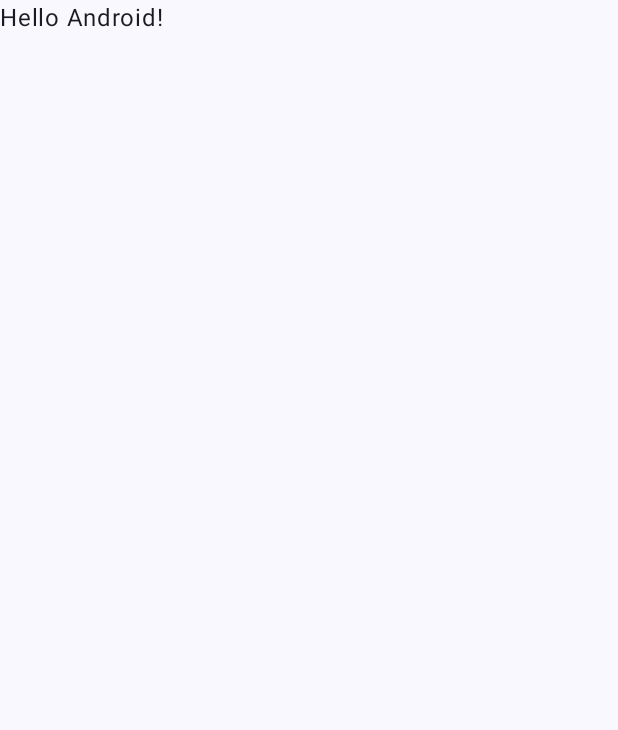
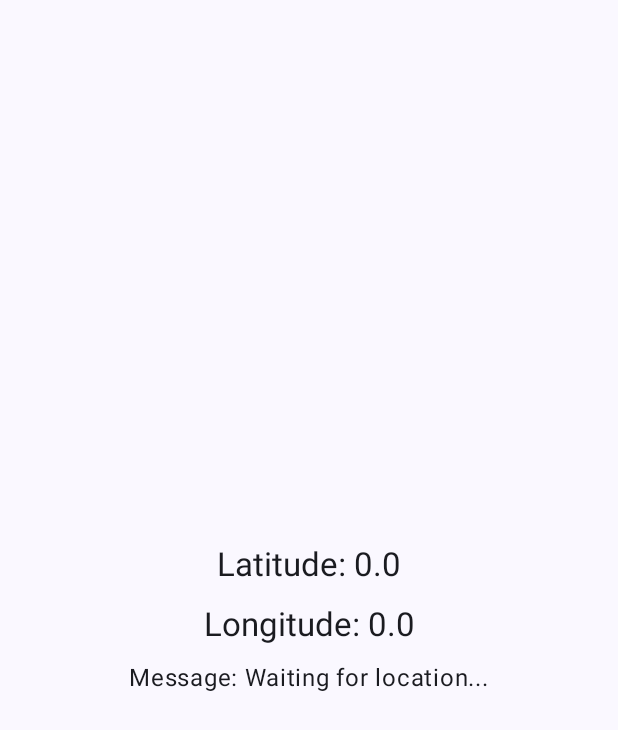
Before and after one commit to nishchayaroy17/hermes, an Android app built with Jetpack Compose: the screen it shows after launch (MainActivity), on a phone screen of 412 x 824 dp. Before the commit the part shown is almost empty. Shown: the top 730 px of the screen. Run offline under Robolectric (Android 15) with nearby library versions, the phone set to English and light mode, and no system bars.

Commit message:
update sendData

```diff
--- a/app/src/main/java/com/example/hermes/MainActivity.kt
+++ b/app/src/main/java/com/example/hermes/MainActivity.kt
@@ -4,44 +4,77 @@ import android.os.Bundle
 import androidx.activity.ComponentActivity
 import androidx.activity.compose.setContent
 import androidx.activity.enableEdgeToEdge
-import androidx.compose.foundation.layout.fillMaxSize
-import androidx.compose.foundation.layout.padding
-import androidx.compose.material3.Scaffold
-import androidx.compose.material3.Text
-import androidx.compose.runtime.Composable
+import androidx.compose.foundation.layout.*
+import androidx.compose.material3.*
+import androidx.compose.runtime.*
+import androidx.compose.ui.Alignment
 import androidx.compose.ui.Modifier
 import androidx.compose.ui.tooling.preview.Preview
+import androidx.compose.ui.unit.dp
 import com.example.hermes.ui.theme.HermesTheme
 
 class MainActivity : ComponentActivity() {
+
     override fun onCreate(savedInstanceState: Bundle?) {
         super.onCreate(savedInstanceState)
         enableEdgeToEdge()
+
+        // Compose state to hold location data
+        val locationState = mutableStateOf(
+            LocationData(0.0, 0.0, "Waiting for location...")
+        )
+
+        // Initialize GetLocation
+        val getLocation = GetLocation(this)
+        getLocation.onLocationUpdate = { data ->
+            locationState.value = data // Update UI state
+        }
+        getLocation.requestLocationPermissionAndStartUpdates()
+
+        // Compose UI
         setContent {
             HermesTheme {
-                Scaffold(modifier = Modifier.fillMaxSize()) { innerPadding ->
-                    Greeting(
-                        name = "Android",
-                        modifier = Modifier.padding(innerPadding)
-                    )
+                Scaffold(
+                    modifier = Modifier.fillMaxSize()
+                ) { innerPadding ->
+                    Box(
+                        contentAlignment = Alignment.Center,
+                        modifier = Modifier
+                            .fillMaxSize()
+                            .padding(innerPadding)
+                    ) {
+                        LocationDisplay(data = locationState.value)
+                    }
                 }
             }
         }
     }
+
+    override fun onDestroy() {
+        super.onDestroy()
+        // Stop location updates when activity is destroyed
+        GetLocation(this).stopLocationUpdates()
+    }
 }
 
 @Composable
-fun Greeting(name: String, modifier: Modifier = Modifier) {
-    Text(
-        text = "Hello $name!",
-        modifier = modifier
-    )
+fun LocationDisplay(data: LocationData) {
+    Column(
+        horizontalAlignment = Alignment.CenterHorizontally,
+        verticalArrangement = Arrangement.spacedBy(12.dp)
+    ) {
+        Text(text = "Latitude: ${data.latitude}", style = MaterialTheme.typography.titleLarge)
+        Text(text = "Longitude: ${data.longitude}", style = MaterialTheme.typography.titleLarge)
+        Text(text = "Message: ${data.message}", style = MaterialTheme.typography.bodyLarge)
+    }
 }
 
 @Preview(showBackground = true)
 @Composable
-fun GreetingPreview() {
+fun LocationDisplayPreview() {
     HermesTheme {
-        Greeting("Android")
+        LocationDisplay(
+            LocationData(28.6139, 77.2090, "Hello from Hermes")
+        )
     }
 }
```
Also changed, not shown: app/src/main/java/com/example/hermes/GetLocation.kt (+32 -38 lines), app/src/main/java/com/example/hermes/SendData.kt (+16 -8 lines).
